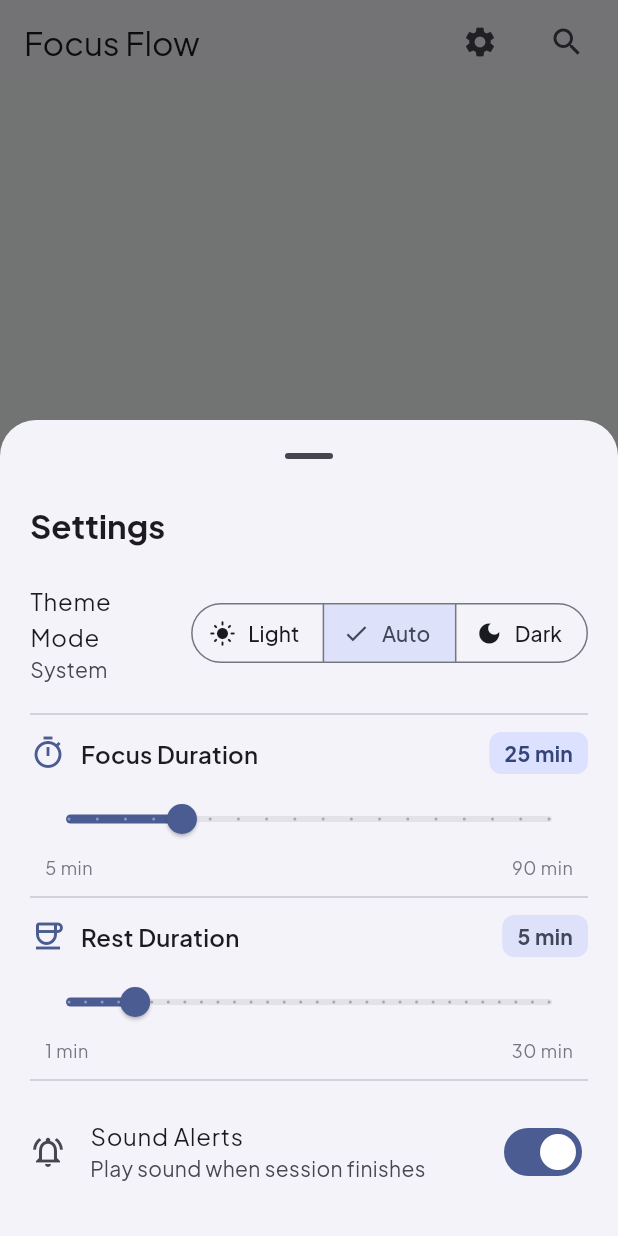
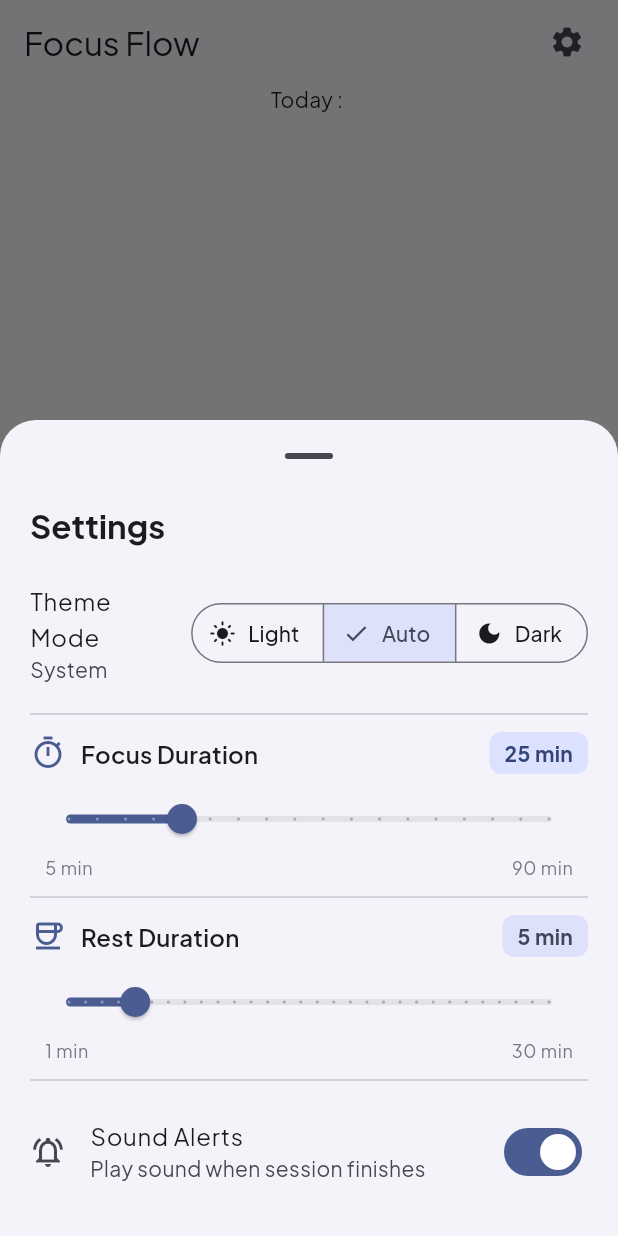
Before and after one commit to ahbandegan/focus_flow, a Flutter app: the screen it shows after launch, after a tap on the "settings" icon, on a phone screen of 412 x 824 dp. Run offline on Flutter 3.47's test engine with Material 3 defaults, Android fonts, the phone set to English and light mode, and no system bars; our stand-ins replace audioplayers, drift, drift_flutter, equatable, flutter_bloc, flutter_local_notifications and 4 more; accounts and stored records are empty; generated files the repository leaves out were written again.

Commit message:
start building home page

```diff
--- a/lib/features/home/presentation/page/home_page.dart
+++ b/lib/features/home/presentation/page/home_page.dart
@@ -1,5 +1,10 @@
 import 'package:audioplayers/audioplayers.dart';
 import 'package:flutter/material.dart';
+import 'package:flutter_bloc/flutter_bloc.dart';
+import 'package:focus_flow/core/database/app_database.dart';
+import 'package:focus_flow/features/tasks/domain/repositories/task_repository.dart';
+import 'package:focus_flow/features/tasks/presentation/bloc/tasks_bloc.dart';
+import 'package:focus_flow/initialize_dependensies.dart';
 
 class HomePage extends StatelessWidget {
   HomePage({super.key});
@@ -8,9 +13,31 @@ class HomePage extends StatelessWidget {
 
   @override
   Widget build(BuildContext context) {
-    return Column(
-      children: [
-      ],
+    return BlocProvider(
+      create: (context) =>
+          TasksBloc(di<TaskRepository>())..add(OnLoadTasksEvent()),
+      child: BlocBuilder<TasksBloc, TasksState>(
+        builder: (context, state) {
+          if (state is TasksSuccessState<List<Task>>) {
+            return Column(
+              children: [
+                /* TODO Parse date to wakeday, month day */
+                Text("Today : "),
+              ],
+            );
+          }
+          if (state is TasksErrorState) {
+            return Center(
+              child: Text(
+                state.error.toString(),
+                style: TextStyle(color: Theme.of(context).colorScheme.error),
+              ),
+            );
+          }
+
+          return Center(child: CircularProgressIndicator());
+        },
+      ),
     );
   }
 }
--- a/lib/features/tasks/presentation/bloc/tasks_event.dart
+++ b/lib/features/tasks/presentation/bloc/tasks_event.dart
@@ -95,4 +95,17 @@ final class OnIincrementCompletedPomodorosEvent extends TasksEvent {
   List<Object> get props => [id];
 }
 
-final class OnFilterTasksEvent extends TasksEvent {}
+final class OnFilterTasksEvent extends TasksEvent {
+  final bool isCompleted;
+  final int priority;
+  final String searchQuery;
+
+  const OnFilterTasksEvent({
+    required this.isCompleted,
+    required this.priority,
+    required this.searchQuery,
+  });
+
+  @override
+  List<Object> get props => [isCompleted, priority, searchQuery];
+}
--- a/lib/main.dart
+++ b/lib/main.dart
@@ -125,8 +125,6 @@ class _InitialPageState extends State<InitialPage> {
             tooltip: 'Settings',
           ),
           const SizedBox(width: 10),
-          IconButton(onPressed: () {}, icon: const Icon(Icons.search)),
-          const SizedBox(width: 10),
         ],
       ),
       body: !isDesktop
```
Also changed, not shown: lib/features/tasks/presentation/bloc/tasks_bloc.dart (+110 -9 lines).
